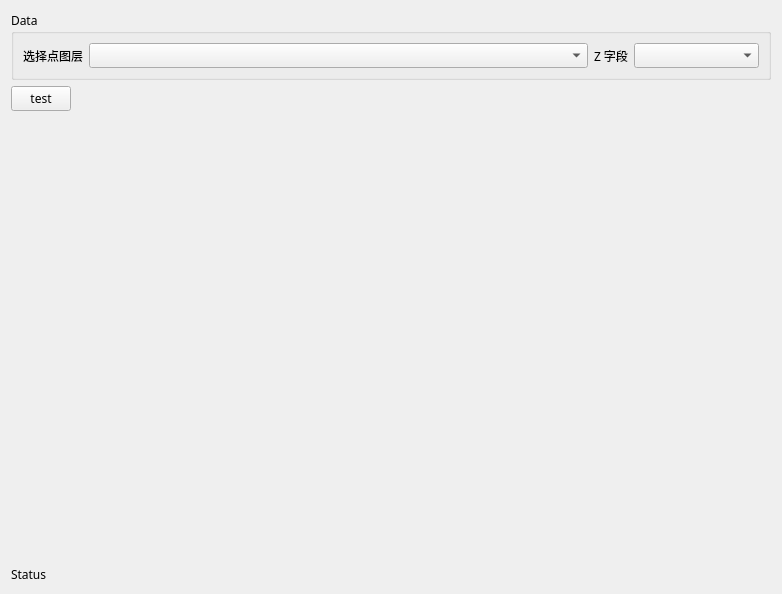
First picture: the form in callsurfer/ui/Grid.ui, repository liuxsdev/qgis-plugin-callsurfer, before the edit.
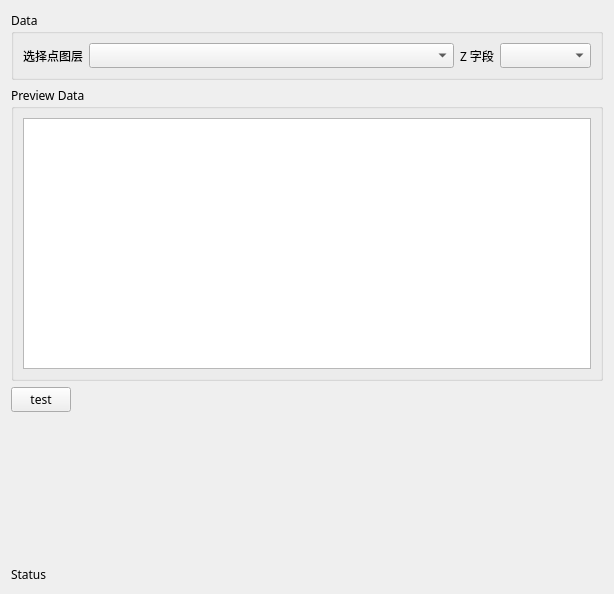
Second picture: the form after the edit. Custom widgets are drawn as their Qt base class.

Commit message: chore: add date preview

Diff of the .ui file:
```diff
--- a/callsurfer/ui/Grid.ui
+++ b/callsurfer/ui/Grid.ui
@@ -6,7 +6,7 @@
             <rect>
                 <x>0</x>
                 <y>0</y>
-                <width>782</width>
+                <width>614</width>
                 <height>594</height>
             </rect>
         </property>
@@ -18,7 +18,7 @@
         <property name="windowTitle">
             <string>Form</string>
         </property>
-        <layout class="QVBoxLayout" name="verticalLayout">
+        <layout class="QVBoxLayout" name="verticalLayout" stretch="1,8,0,4,0">
             <item>
                 <widget class="QGroupBox" name="groupBox">
                     <property name="title">
@@ -52,6 +52,18 @@
                     </layout>
                 </widget>
             </item>
+            <item>
+                <widget class="QGroupBox" name="groupBox_2">
+                    <property name="title">
+                        <string>Preview Data</string>
+                    </property>
+                    <layout class="QVBoxLayout" name="verticalLayout_3">
+                        <item>
+                            <widget class="QTableWidget" name="data_tableWidget"/>
+                        </item>
+                    </layout>
+                </widget>
+            </item>
             <item>
                 <widget class="QPushButton" name="pushButton">
                     <property name="maximumSize">
```
Left out of the diff: 2 changed lines with no effect on the pictures. The commit also changes 3 other files.
